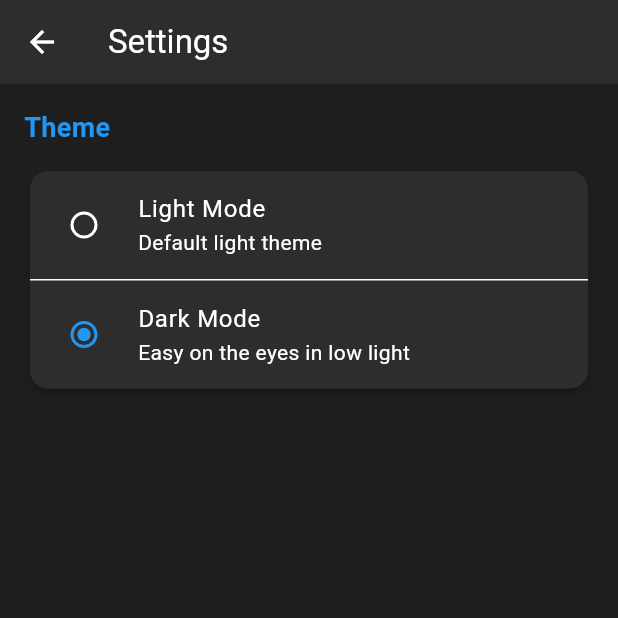
After one commit to trieupham1/elearning_for_it, a Flutter app: the SettingsScreen screen opened directly, after a tap on "Dark Mode", on a phone screen of 412 x 824 dp, the top half of it. The commit adds this screen. Run offline on Flutter 3.47's test engine with Material 3 defaults, Android fonts, the phone set to English and light mode, and no system bars; our stand-ins replace csv, file_picker, share_plus, shared_preferences, timeago; missing offline and left inert: dart:html; accounts and stored records are empty; network calls fail.

Commit message:
final_prototype1

```diff
--- a/elearningit/lib/main.dart
+++ b/elearningit/lib/main.dart
@@ -1,4 +1,5 @@
 import 'package:flutter/material.dart';
+import 'package:provider/provider.dart';
 import 'screens/login_screen.dart';
 import 'screens/student_home_screen.dart';
 import 'screens/instructor_home_screen.dart';
@@ -14,20 +15,41 @@ import 'screens/instructor/create_question_screen.dart';
 import 'screens/forgot_password_screen.dart';
 import 'screens/reset_password_screen.dart';
 import 'models/quiz.dart';
-import 'config/theme.dart';
+import 'providers/theme_provider.dart';
 
 void main() {
-  runApp(const ELearningApp());
+  runApp(
+    ChangeNotifierProvider(
+      create: (_) => ThemeProvider(),
+      child: const ELearningApp(),
+    ),
+  );
 }
 
-class ELearningApp extends StatelessWidget {
+class ELearningApp extends StatefulWidget {
   const ELearningApp({super.key});
 
   @override
+  State<ELearningApp> createState() => _ELearningAppState();
+}
+
+class _ELearningAppState extends State<ELearningApp> {
+  @override
+  void initState() {
+    super.initState();
+    // Load theme on app startup
+    WidgetsBinding.instance.addPostFrameCallback((_) {
+      Provider.of<ThemeProvider>(context, listen: false).loadTheme();
+    });
+  }
+
+  @override
   Widget build(BuildContext context) {
+    return Consumer<ThemeProvider>(
+      builder: (context, themeProvider, child) {
         return MaterialApp(
           title: 'E-Learning System',
-      theme: AppTheme.lightTheme,
+          theme: themeProvider.themeData,
           debugShowCheckedModeBanner: false,
           initialRoute: '/',
           routes: {
@@ -56,9 +78,7 @@ class ELearningApp extends StatelessWidget {
             if (settings.name == '/quiz-result') {
               final attempt = settings.arguments as QuizAttempt;
               return MaterialPageRoute(
-            builder: (context) => QuizResultScreen(
-              attempt: attempt,
-            ),
+                builder: (context) => QuizResultScreen(attempt: attempt),
               );
             }
             if (settings.name == '/quiz-settings') {
@@ -73,9 +93,8 @@ class ELearningApp extends StatelessWidget {
             if (settings.name == '/create-quiz') {
               final args = settings.arguments as Map<String, dynamic>?;
               return MaterialPageRoute(
-            builder: (context) => CreateQuizScreen(
-              courseId: args?['courseId'] ?? '',
-            ),
+                builder: (context) =>
+                    CreateQuizScreen(courseId: args?['courseId'] ?? ''),
               );
             }
             if (settings.name == '/create-question') {
@@ -90,14 +109,14 @@ class ELearningApp extends StatelessWidget {
             if (settings.name == '/reset-password') {
               final args = settings.arguments as Map<String, dynamic>?;
               return MaterialPageRoute(
-            builder: (context) => ResetPasswordScreen(
-              token: args?['token'],
-            ),
+                builder: (context) =>
+                    ResetPasswordScreen(token: args?['token']),
               );
             }
             return null;
           },
-      themeMode: ThemeMode.system,
+        );
+      },
     );
   }
 }
--- /dev/null
+++ b/elearningit/lib/models/user_settings.dart
@@ -0,0 +1,28 @@
+// models/user_settings.dart
+class UserSettings {
+  final String id;
+  final String userId;
+  final String theme; // 'light' or 'dark'
+
+  UserSettings({required this.id, required this.userId, required this.theme});
+
+  factory UserSettings.fromJson(Map<String, dynamic> json) {
+    return UserSettings(
+      id: json['_id'] ?? '',
+      userId: json['userId'] ?? '',
+      theme: json['theme'] ?? 'light',
+    );
+  }
+
+  Map<String, dynamic> toJson() {
+    return {'theme': theme};
+  }
+
+  UserSettings copyWith({String? theme}) {
+    return UserSettings(id: id, userId: userId, theme: theme ?? this.theme);
+  }
+
+  static UserSettings defaultSettings() {
+    return UserSettings(id: '', userId: '', theme: 'light');
+  }
+}
--- /dev/null
+++ b/elearningit/lib/providers/theme_provider.dart
@@ -0,0 +1,103 @@
+// providers/theme_provider.dart
+import 'package:flutter/material.dart';
+import '../services/settings_service.dart';
+import '../config/theme.dart';
+
+class ThemeProvider with ChangeNotifier {
+  final SettingsService _settingsService = SettingsService();
+
+  String _themeMode = 'light'; // 'light' or 'dark'
+  bool _isSaving = false;
+  bool _isInitialized = false;
+
+  String get themeMode => _themeMode;
+  bool get isSaving => _isSaving;
+  bool get isInitialized => _isInitialized;
+
+  ThemeData get themeData {
+    if (_themeMode == 'dark') {
+      return _buildDarkTheme();
+    }
+    return AppTheme.lightTheme; // Use the original light theme
+  }
+
+  ThemeData _buildDarkTheme() {
+    return ThemeData(
+      brightness: Brightness.dark,
+      primarySwatch: Colors.blue,
+      primaryColor: Colors.blue.shade700,
+      scaffoldBackgroundColor: const Color(
+        0xFF1E1E1E,
+      ), // Softer dark background
+      colorScheme: const ColorScheme.dark(
+        primary: Colors.blue,
+        secondary: Colors.blueAccent,
+        surface: Color(0xFF2D2D2D), // Slightly lighter for cards/surfaces
+        background: Color(0xFF1E1E1E),
+      ),
+      appBarTheme: AppBarTheme(
+        backgroundColor: const Color(0xFF2D2D2D),
+        foregroundColor: Colors.white,
+        elevation: 0,
+      ),
+      cardTheme: CardThemeData(
+        color: const Color(0xFF2D2D2D),
+        elevation: 2,
+        shape: RoundedRectangleBorder(borderRadius: BorderRadius.circular(12)),
+      ),
+      elevatedButtonTheme: ElevatedButtonThemeData(
+        style: ElevatedButton.styleFrom(
+          backgroundColor: Colors.blue.shade700,
+          foregroundColor: Colors.white,
+          padding: const EdgeInsets.symmetric(horizontal: 24, vertical: 12),
+          shape: RoundedRectangleBorder(borderRadius: BorderRadius.circular(8)),
+        ),
+      ),
+      textTheme: const TextTheme(
+        bodyLarge: TextStyle(color: Colors.white),
+        bodyMedium: TextStyle(color: Colors.white70),
+        titleLarge: TextStyle(color: Colors.white),
+      ),
+    );
+  }
+
+  // Load theme from backend on app startup
+  Future<void> loadTheme() async {
+    try {
+      final settings = await _settingsService.getSettings();
+      _themeMode = settings.theme;
+      _isInitialized = true;
+      notifyListeners();
+    } catch (e) {
+      print('Error loading theme: $e');
+      _themeMode = 'light'; // Default to light on error
+      _isInitialized = true;
+      notifyListeners();
+    }
+  }
+
+  // Set theme and save to backend
+  Future<void> setTheme(String newTheme) async {
+    if (_themeMode == newTheme || _isSaving) return;
+
+    // Update UI immediately for better UX
+    _themeMode = newTheme;
+    notifyListeners();
+
+    // Save to backend
+    _isSaving = true;
+    notifyListeners();
+
+    try {
+      final currentSettings = await _settingsService.getSettings();
+      final updatedSettings = currentSettings.copyWith(theme: newTheme);
+      await _settingsService.updateSettings(updatedSettings);
+    } catch (e) {
+      print('Error saving theme: $e');
+      // Theme is already updated locally, so user sees the change even if save fails
+    } finally {
+      _isSaving = false;
+      notifyListeners();
+    }
+  }
+}
--- /dev/null
+++ b/elearningit/lib/screens/settings_screen.dart
@@ -0,0 +1,91 @@
+// screens/settings_screen.dart
+import 'package:flutter/material.dart';
+import 'package:provider/provider.dart';
+import '../providers/theme_provider.dart';
+
+class SettingsScreen extends StatelessWidget {
+  const SettingsScreen({super.key});
+
+  @override
+  Widget build(BuildContext context) {
+    return Scaffold(
+      appBar: AppBar(title: const Text('Settings')),
+      body: Consumer<ThemeProvider>(
+        builder: (context, themeProvider, child) {
+          return ListView(
+            padding: const EdgeInsets.all(16),
+            children: [
+              // Theme Section Header
+              const Padding(
+                padding: EdgeInsets.only(bottom: 12),
+                child: Text(
+                  'Theme',
+                  style: TextStyle(
+                    fontSize: 18,
+                    fontWeight: FontWeight.bold,
+                    color: Colors.blue,
+                  ),
+                ),
+              ),
+
+              // Theme Selector Card
+              Card(
+                child: Column(
+                  children: [
+                    RadioListTile<String>(
+                      title: const Text('Light Mode'),
+                      subtitle: const Text('Default light theme'),
+                      value: 'light',
+                      groupValue: themeProvider.themeMode,
+                      onChanged: themeProvider.isSaving
+                          ? null
+                          : (value) {
+                              if (value != null) {
+                                themeProvider.setTheme(value);
+                              }
+                            },
+                    ),
+                    const Divider(height: 1),
+                    RadioListTile<String>(
+                      title: const Text('Dark Mode'),
+                      subtitle: const Text('Easy on the eyes in low light'),
+                      value: 'dark',
+                      groupValue: themeProvider.themeMode,
+                      onChanged: themeProvider.isSaving
+                          ? null
+                          : (value) {
+                              if (value != null) {
+                                themeProvider.setTheme(value);
+                              }
+                            },
+                    ),
+                  ],
+                ),
+              ),
+
+              // Saving indicator
+              if (themeProvider.isSaving)
+                const Padding(
+                  padding: EdgeInsets.all(16.0),
+                  child: Center(
+                    child: Row(
+                      mainAxisAlignment: MainAxisAlignment.center,
+                      children: [
+                        SizedBox(
+                          width: 16,
+                          height: 16,
+                          child: CircularProgressIndicator(strokeWidth: 2),
+                        ),
+                        SizedBox(width: 12),
+                        Text('Saving...'),
+                      ],
+                    ),
+                  ),
+                ),
+            ],
+          );
+        },
+      ),
+    );
+  }
+}
--- /dev/null
+++ b/elearningit/lib/services/settings_service.dart
@@ -0,0 +1,63 @@
+// services/settings_service.dart
+import 'dart:convert';
+import '../models/user_settings.dart';
+import 'api_service.dart';
+
+class SettingsService {
+  final ApiService _apiService = ApiService();
+
+  /// Get user settings
+  Future<UserSettings> getSettings() async {
+    try {
+      final response = await _apiService.get('/settings');
+
+      if (response.statusCode == 200) {
+        final data = json.decode(response.body);
+        return UserSettings.fromJson(data);
+      } else {
+        throw Exception('Failed to load settings');
+      }
+    } catch (e) {
+      print('Error loading settings: $e');
+      // Return default settings if failed to load
+      return UserSettings.defaultSettings();
+    }
+  }
+
+  /// Update user settings
+  Future<UserSettings> updateSettings(UserSettings settings) async {
+    try {
+      final response = await _apiService.put(
+        '/settings',
+        body: settings.toJson(),
+      );
+
+      if (response.statusCode == 200) {
+        final data = json.decode(response.body);
+        return UserSettings.fromJson(data);
+      } else {
+        throw Exception('Failed to update settings');
+      }
+    } catch (e) {
+      print('Error updating settings: $e');
+      rethrow;
+    }
+  }
+
+  /// Reset settings to default
+  Future<UserSettings> resetSettings() async {
+    try {
+      final response = await _apiService.post('/settings/reset', body: {});
+
+      if (response.statusCode == 200) {
+        final data = json.decode(response.body);
+        return UserSettings.fromJson(data);
+      } else {
+        throw Exception('Failed to reset settings');
+      }
+    } catch (e) {
+      print('Error resetting settings: $e');
+      rethrow;
+    }
+  }
+}
--- a/elearningit/pubspec.yaml
+++ b/elearningit/pubspec.yaml
@@ -65,6 +65,9 @@ dependencies:
   # Share files
   share_plus: ^7.2.2
 
+  # State management
+  provider: ^6.1.2
+
 dev_dependencies:
   flutter_test:
     sdk: flutter
```
Also changed, not shown: elearningit/lib/models/dashboard_summary.dart (+19 -6 lines), elearningit/lib/screens/instructor_dashboard.dart (+51 -23 lines), elearningit/lib/screens/instructor_home_screen.dart (+9 -4 lines), elearningit/lib/screens/student_dashboard.dart (+45 -39 lines), elearningit/lib/screens/student_drawer.dart (+7 -7 lines), elearningit/lib/screens/student_home_screen.dart (+10 -7 lines), elearningit/lib/services/dashboard_service.dart (+35 -2 lines), elearningit/pubspec.lock, 4 other files. Lines whose indentation alone changed are shown as unchanged.
